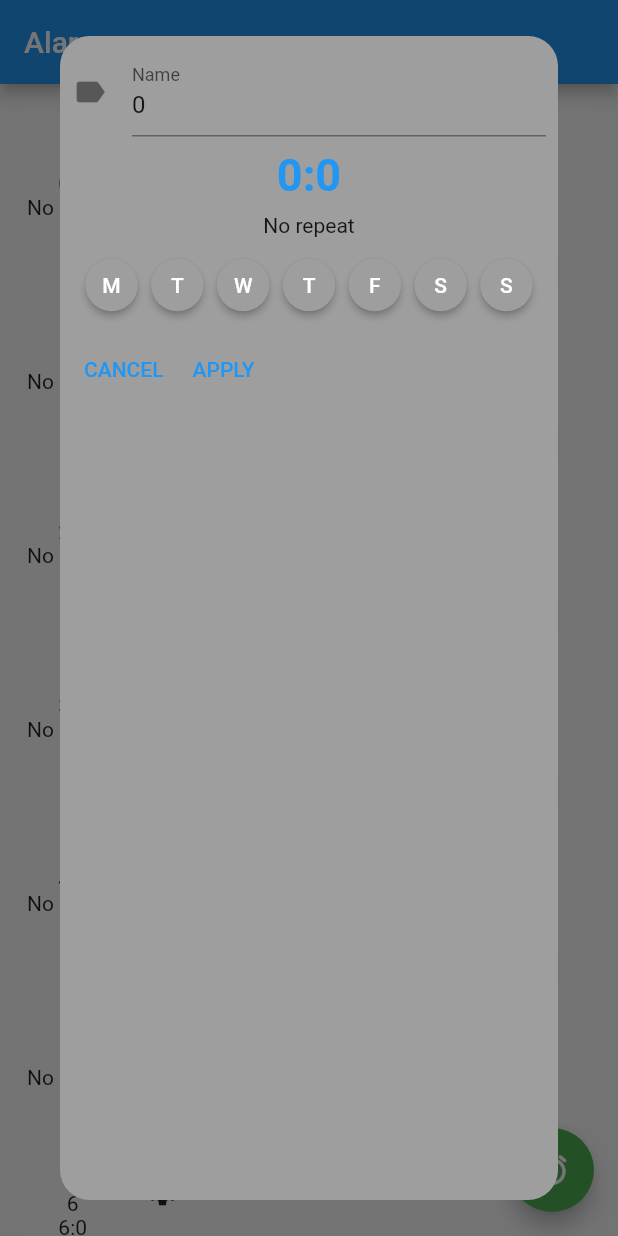
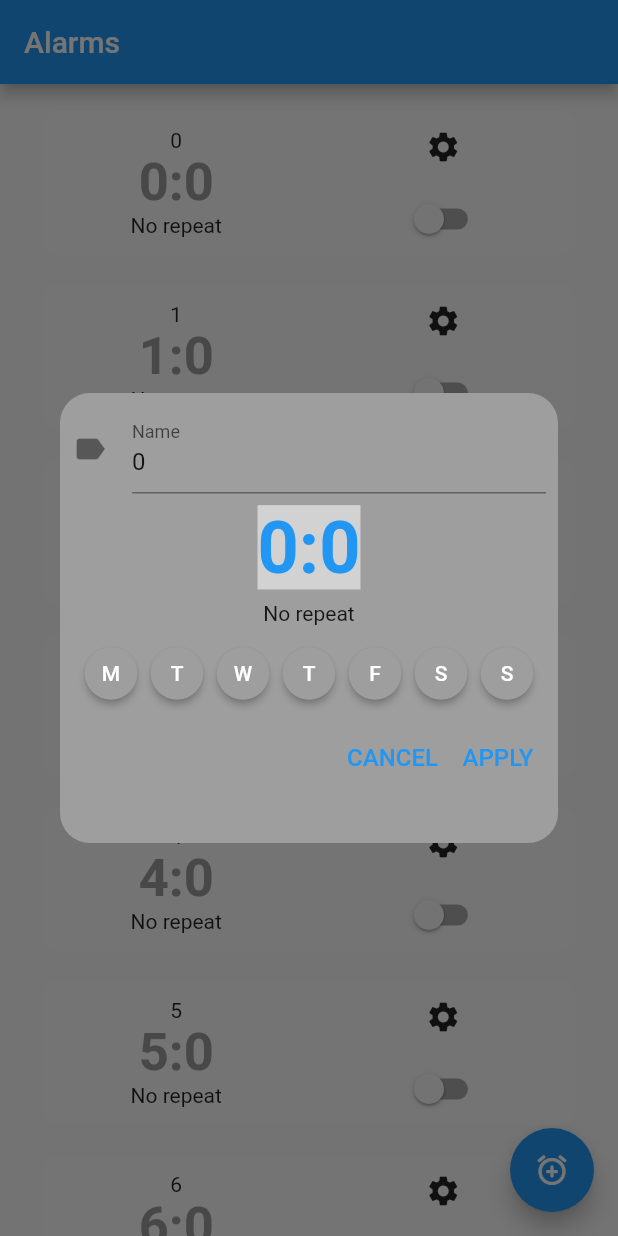
Before and after one commit to Zhongli5712/modern-clock-app, a Flutter app: the screen it shows after launch, after a tap on the "settings" icon, on a phone screen of 412 x 824 dp. Run offline on Flutter 3.47's test engine with Material 2 defaults, Android fonts, the phone set to English and light mode, and no system bars.

Commit message:
Change styling

```diff
--- a/lib/alarm.dart
+++ b/lib/alarm.dart
@@ -1,3 +1,4 @@
+import 'package:flutter/cupertino.dart';
 import 'package:flutter/material.dart';
 import 'package:modern_clock_app/constants.dart';
 
@@ -102,14 +103,21 @@ class _AlarmWidgetState extends State<AlarmWidget> {
   Widget build(BuildContext context) {
     return Center(
       child: Container(
-        margin: const EdgeInsets.all(10.0),
-        color: Colors.white38,
+        margin: const EdgeInsets.symmetric(vertical: 10, horizontal: 20),
+        decoration: BoxDecoration(
+          borderRadius: BorderRadius.circular(10),
+          color: Colors.white38,
+        ),
         child: Row(
+          mainAxisAlignment: MainAxisAlignment.spaceAround,
           children: [
             Column(
               children: [
                 Text(widget.alarm.name),
-                Text(widget.alarm.getTimeString()),
+                Text(
+                  widget.alarm.getTimeString(),
+                  style: timeAlarmsListTextStyle,
+                ),
                 Text(widget.alarm.frequency.toString())
               ],
             ),
@@ -190,7 +198,9 @@ class _AlarmSettingsWidgetState extends State<AlarmSettingsWidget> {
   }
 
   contentBox(BuildContext context) {
-    return Padding(
+    return Container(
+      width: double.infinity,
+      height: 300,
       padding: const EdgeInsets.all(8.0),
       child: Form(
         child: Column(
@@ -226,27 +236,28 @@ class _AlarmSettingsWidgetState extends State<AlarmSettingsWidget> {
                 },
                 child: Text(
                     widget.tmpAlarm.getTimeString(),
-                    style: timeTextStyle,
+                    style: timeSettingsTextStyle,
                 )
             ),
             Text(widget.tmpAlarm.frequency.toString()),
             ButtonBar(
-              alignment: MainAxisAlignment.spaceEvenly,
+              alignment: MainAxisAlignment.spaceAround,
               children: generateFrequencyButtons()
             ),
             Row(
+              mainAxisAlignment: MainAxisAlignment.end,
               children: [
                 TextButton(
                     onPressed: () {
                       Navigator.of(context).pop(null);
                     },
-                    child: const Text("CANCEL")
+                    child: Text("CANCEL", style: textButtonTextStyle),
                 ),
                 TextButton(
                     onPressed: () {
                       Navigator.of(context).pop(widget.tmpAlarm);
                     },
-                    child: const Text("APPLY")
+                    child: Text("APPLY", style: textButtonTextStyle,)
                 ),
               ],
             )
--- a/lib/alarm_list.dart
+++ b/lib/alarm_list.dart
@@ -48,7 +48,7 @@ class _AlarmListState extends State<AlarmListWidget> {
             });
           });
         },
-        backgroundColor: Colors.green,
+        backgroundColor: Colors.blue,
         child: const Icon(Icons.add_alarm_rounded)
       ),
       body: ListView.builder(
--- a/lib/constants.dart
+++ b/lib/constants.dart
@@ -6,9 +6,23 @@ import 'alarm.dart';
 AlarmSound defaultAlarmSound = const AlarmSound("Default");
 
 /// ***** Text styles ************/
-TextStyle timeTextStyle = const TextStyle(
+
+/// Text style for TextButton
+TextStyle textButtonTextStyle = const TextStyle(
+    color: Colors.blue,
+    fontSize: 16,
+    fontWeight: FontWeight.w500,
+);
+/// Text style for time text in settings dialog.
+TextStyle timeSettingsTextStyle = const TextStyle(
   color: Colors.blue,
-  backgroundColor: Colors.grey,
-  fontSize: 30,
+  backgroundColor: Colors.white54,
+  fontSize: 48,
   fontWeight: FontWeight.bold
 );
+/// Text style for time text in alarms list.
+TextStyle timeAlarmsListTextStyle = const TextStyle(
+    color: Colors.grey,
+    fontSize: 35,
+    fontWeight: FontWeight.bold
+);
```
